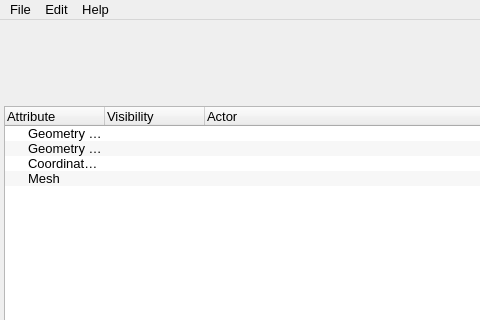
Qt form src/UserInterface/Forms/MainWindow.ui (PawelekPro/MeshGeneratingTool) before a commit; both pictures show x 0 to 480 and y 0 to 320 of the 1046 by 754 pixel window.
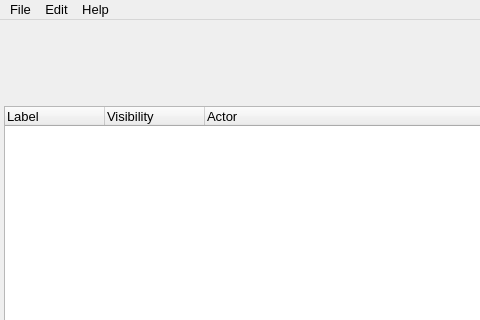
The same form after that commit. Icons and pictures are not drawn. Custom widgets are drawn as their Qt base class.

Commit message: Building base representation of tree structure, saving roots data to XML file

Patch:
```diff
--- a/src/UserInterface/Forms/MainWindow.ui
+++ b/src/UserInterface/Forms/MainWindow.ui
@@ -104,7 +104,7 @@
           </attribute>
           <column>
            <property name="text">
-            <string>Attribute</string>
+            <string>Label</string>
            </property>
           </column>
           <column>
@@ -117,26 +117,6 @@
             <string>Actor</string>
            </property>
           </column>
-          <item>
-           <property name="text">
-            <string>Geometry Imports</string>
-           </property>
-          </item>
-          <item>
-           <property name="text">
-            <string>Geometry Model</string>
-           </property>
-          </item>
-          <item>
-           <property name="text">
-            <string>Coordinate System</string>
-           </property>
-          </item>
-          <item>
-           <property name="text">
-            <string>Mesh</string>
-           </property>
-          </item>
          </widget>
         </item>
         <item row="1" column="0">
```
The commit also changes 2 other files.
